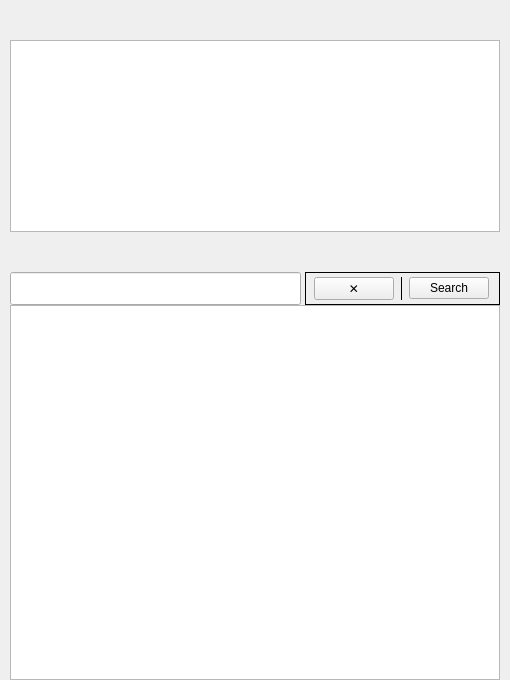
Before: the Qt Designer form widgets/homewidget.ui in Rain92/UltimateMangaReader, drawn with Qt 5.
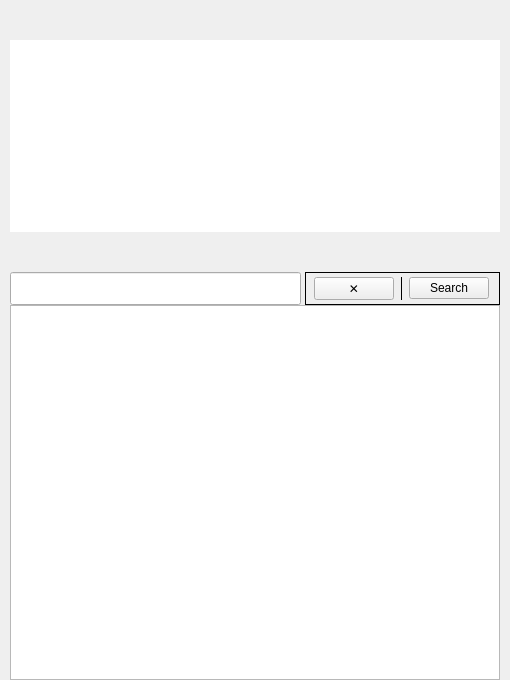
After: the same form once the commit is applied. Custom widgets are drawn as their Qt base class.

```diff
--- a/widgets/homewidget.ui
+++ b/widgets/homewidget.ui
@@ -69,6 +69,12 @@
          <family>Sans Serif</family>
         </font>
        </property>
+       <property name="frameShape">
+        <enum>QFrame::NoFrame</enum>
+       </property>
+       <property name="frameShadow">
+        <enum>QFrame::Plain</enum>
+       </property>
        <property name="lineWidth">
         <number>0</number>
        </property>
@@ -93,6 +99,18 @@
        <property name="selectionMode">
         <enum>QAbstractItemView::NoSelection</enum>
        </property>
+       <property name="verticalScrollMode">
+        <enum>QAbstractItemView::ScrollPerPixel</enum>
+       </property>
+       <property name="horizontalScrollMode">
+        <enum>QAbstractItemView::ScrollPerPixel</enum>
+       </property>
+       <property name="isWrapping" stdset="0">
+        <bool>false</bool>
+       </property>
+       <property name="viewMode">
+        <enum>QListView::IconMode</enum>
+       </property>
        <property name="uniformItemSizes">
         <bool>true</bool>
        </property>
```
Left out of the diff: 8 changed lines with no effect on the pictures.
